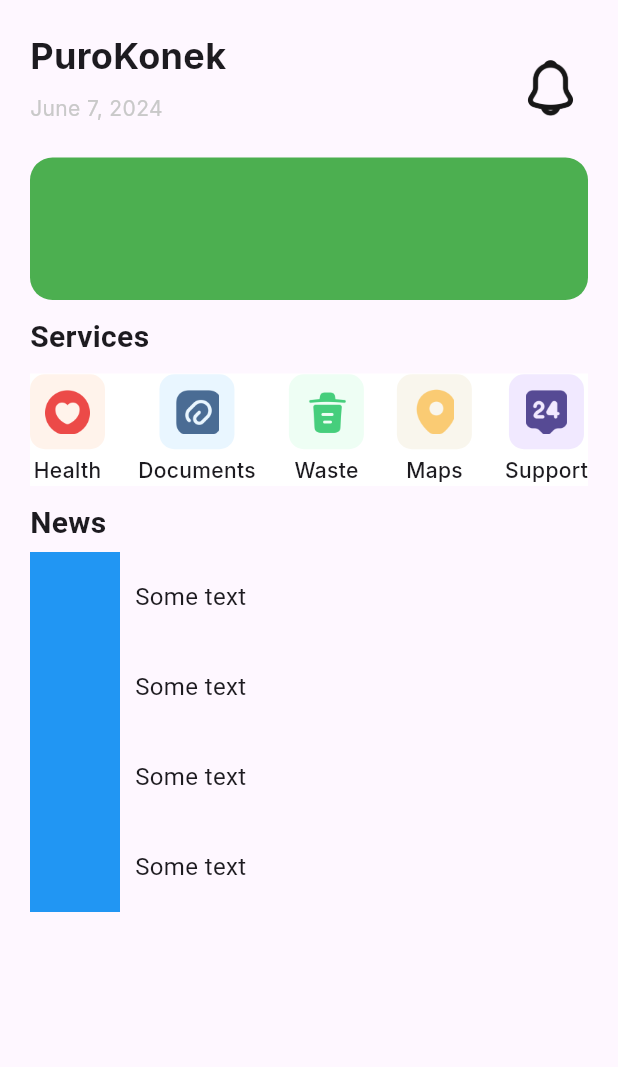
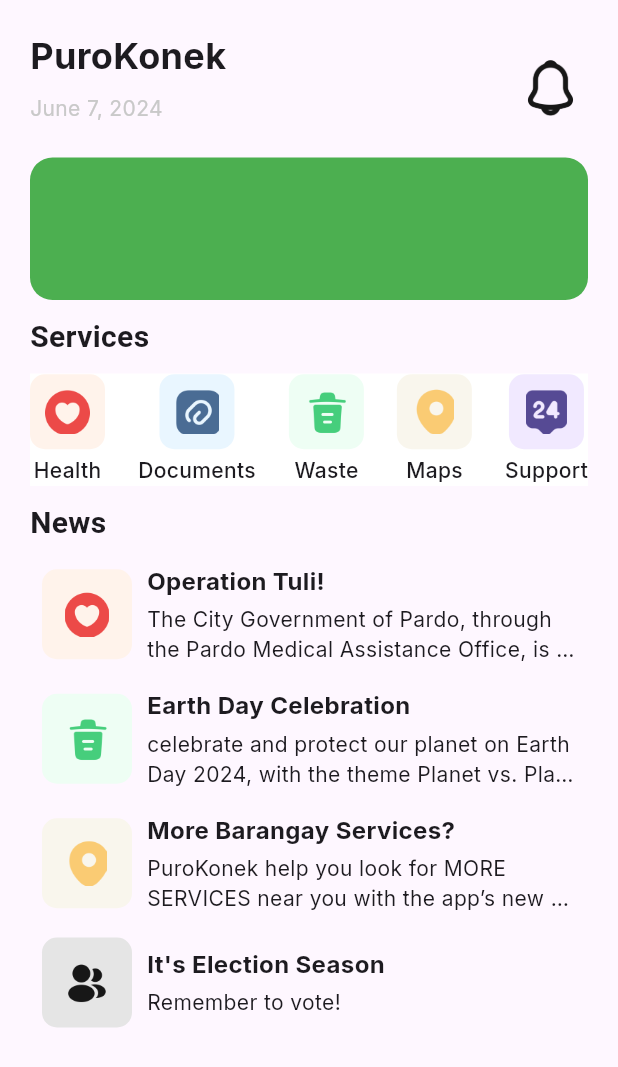
Before and after one commit to Izkumberdu/purokonek, a Flutter app: the screen it shows after launch, on a phone screen of 412 x 824 dp. Shown: the top 1067 px of the screen. Run offline on Flutter 3.47's test engine with Material 3 defaults, Android fonts, the phone set to English and light mode, and no system bars; our stand-ins replace dash_chat_2, flutter_gemini, google_fonts, google_maps_flutter, image_picker.

Commit message:
HOMEPAGE

```diff
--- a/lib/Screens/homepage.dart
+++ b/lib/Screens/homepage.dart
@@ -3,6 +3,7 @@ import 'package:flutter/material.dart';
 import 'package:flutter/widgets.dart';
 import 'package:google_fonts/google_fonts.dart';
 import 'package:intl/intl.dart';
+import 'package:purokonek/models/news_model.dart';
 
 class Homepage extends StatefulWidget {
   const Homepage({super.key});
@@ -19,7 +20,7 @@ class _HomepageState extends State<Homepage> {
 
     return Scaffold(
       body: SingleChildScrollView(
-        child: Container(
+        child: SizedBox(
           width: screenSize.width,
           height: screenSize.height,
           child: Padding(
@@ -28,7 +29,7 @@ class _HomepageState extends State<Homepage> {
               children: [
                 dateAndNotif(formattedDate),
                 const SizedBox(height: 10),
-                highlightBar(screenSize),
+                highlightBar(screenSize), //NEEDS WORK
                 const SizedBox(height: 10),
                 servicesHeader(),
                 const SizedBox(height: 10),
@@ -46,24 +47,54 @@ class _HomepageState extends State<Homepage> {
   }
 
   Expanded newsList(Size screenSize) {
+    List<NewsModel> news = NewsModel.getNews();
     return Expanded(
       child: ListView.builder(
-        itemCount: 4,
+        itemCount: news.length,
         itemBuilder: (context, index) {
-          // Return a row for each item in the list
-          return Row(
+          NewsModel item = news[index];
+          return Padding(
+            padding: const EdgeInsets.all(8.0),
+            child: Row(
               children: [
                 Container(
                   width: 60,
-                height: 60, // Adjust height as needed
-                color: Colors.blue, // Adjust color as needed
+                  height: 60,
+                  decoration: BoxDecoration(
+                    color: item.color,
+                    borderRadius: BorderRadius.circular(10),
                   ),
-              SizedBox(width: 10), // Add spacing between container and text
+                  child: Center(
+                    child: Image.asset(
+                      width: 30,
+                      height: 30,
+                      item.icon,
+                      fit: BoxFit.contain,
+                    ),
+                  ),
+                ),
+                const SizedBox(width: 10),
+                Expanded(
+                  child: Column(
+                    crossAxisAlignment: CrossAxisAlignment.start,
+                    children: [
                       Text(
-                'Some text', // Replace with your actual text
-                style: TextStyle(fontSize: 16),
+                        item.title,
+                        style: GoogleFonts.inter(
+                            fontSize: 16, fontWeight: FontWeight.bold),
+                      ),
+                      const SizedBox(height: 4),
+                      Text(
+                        item.description,
+                        style: GoogleFonts.inter(fontSize: 14),
+                        overflow: TextOverflow.ellipsis,
+                        maxLines: 2,
                       ),
                     ],
+                  ),
+                ),
+              ],
+            ),
           );
         },
       ),
@@ -109,7 +140,7 @@ class _HomepageState extends State<Homepage> {
       mainAxisAlignment: MainAxisAlignment.center,
       children: [
         squareOption(color, iconPath),
-        SizedBox(height: 4), // Add some spacing between the icon and the label
+        const SizedBox(height: 4),
         Text(
           label,
           style: GoogleFonts.inter(fontWeight: FontWeight.w500),
@@ -129,8 +160,8 @@ class _HomepageState extends State<Homepage> {
       child: Center(
         child: Image.asset(
           iconPath,
-          width: 30, // Adjust this value to your preference for icon size
-          height: 30, // Adjust this value to your preference for icon size
+          width: 30,
+          height: 30,
         ),
       ),
     );
@@ -150,7 +181,7 @@ class _HomepageState extends State<Homepage> {
       height: 95,
       decoration: BoxDecoration(
         color: Colors.green,
-        borderRadius: BorderRadius.circular(15), // Adjust the radius as needed
+        borderRadius: BorderRadius.circular(15),
       ),
     );
   }
@@ -169,19 +200,19 @@ class _HomepageState extends State<Homepage> {
               const SizedBox(height: 8),
               Text(formattedDate,
                   style: GoogleFonts.inter(
-                      fontSize: 14, color: Color(0xFFC9C9C9))),
+                      fontSize: 14, color: const Color(0xFFC9C9C9))),
             ],
           ),
         ),
         const Spacer(),
-        Container(
+        SizedBox(
           width: 50,
           height: 50,
           child: Center(
             child: Image.asset(
               'assets/icons/notif_icon.png',
-              width: 40, // Adjust this value to your preference for icon size
-              height: 40, // Adjust this value to your preference for icon size
+              width: 40,
+              height: 40,
             ),
           ),
         )
--- a/lib/models/news_model.dart
+++ b/lib/models/news_model.dart
@@ -0,0 +1,51 @@
+import 'package:flutter/cupertino.dart';
+
+class NewsModel {
+  String icon;
+  Color color;
+  String title;
+  String description;
+
+  NewsModel({
+    required this.icon,
+    required this.color,
+    required this.title,
+    required this.description,
+  });
+
+  static List<NewsModel> getNews() {
+    List<NewsModel> news = [];
+
+    news.add(NewsModel(
+      icon: 'assets/icons/health_icon.png',
+      color: const Color(0xFFFFF3EB),
+      title: 'Operation Tuli!',
+      description:
+          'The City Government of Pardo, through the Pardo Medical Assistance Office, is set to conduct a series of free circumcision programs, known as "Operation Libreng …',
+    ));
+
+    news.add(NewsModel(
+      icon: 'assets/icons/trash_icon.png',
+      color: const Color(0xFFEEFEF4),
+      title: 'Earth Day Celebration',
+      description:
+          'celebrate and protect our planet on Earth Day 2024, with the theme Planet vs. Plastics.',
+    ));
+
+    news.add(NewsModel(
+      icon: 'assets/icons/maps_icon.png',
+      color: const Color(0xFFF9F6ED),
+      title: 'More Barangay Services?',
+      description:
+          'PuroKonek help you look for MORE SERVICES near you with the app’s new update!',
+    ));
+
+    news.add(NewsModel(
+      icon: 'assets/icons/person_icon.png',
+      color: const Color(0xFFE5E5E5),
+      title: "It's Election Season",
+      description: "Remember to vote!",
+    ));
+    return news;
+  }
+}
```
Also changed, not shown: assets/icons/person_icon.png (added). Lines whose indentation alone changed are shown as unchanged.
